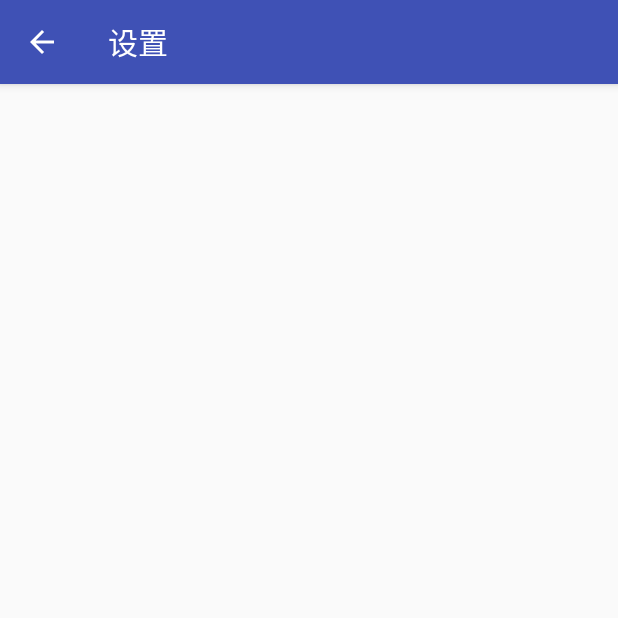
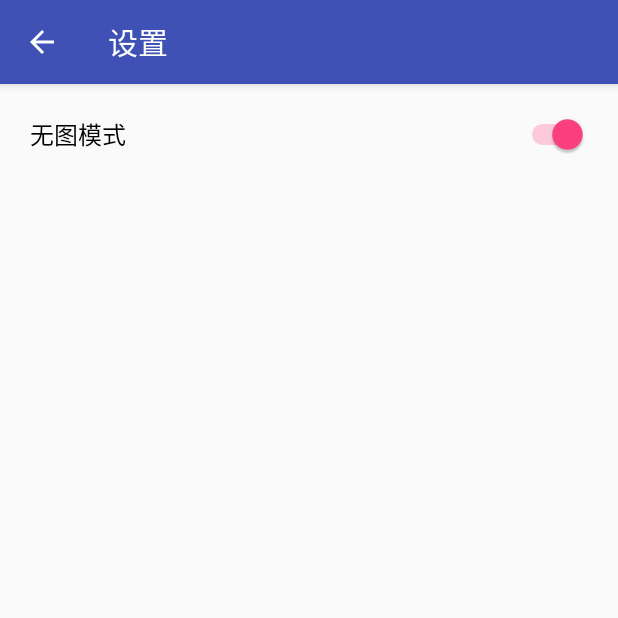
Before and after one commit to liubaicai/AcFunArticle, an Android app: the SettingsActivity screen opened directly, with no data from a screen before it, on a phone screen of 412 x 824 dp, the top half of it. Run offline under Robolectric (Android 15) with nearby library versions, the phone set to English and light mode, and no system bars.

Commit message:
无图模式

```diff
--- a/app/src/main/AndroidManifest.xml
+++ b/app/src/main/AndroidManifest.xml
@@ -1,8 +1,8 @@
 <?xml version="1.0" encoding="utf-8"?>
 <manifest xmlns:android="http://schemas.android.com/apk/res/android"
     package="net.liubaicai.android.acfun"
-    android:versionCode="5"
-    android:versionName="1.2.0.2">
+    android:versionCode="6"
+    android:versionName="1.2.1.0">
 
     <uses-permission android:name="android.permission.INTERNET" />
     <uses-permission android:name="android.permission.ACCESS_NETWORK_STATE" />
--- a/app/src/main/java/net/liubaicai/android/acfun/SettingsActivity.java
+++ b/app/src/main/java/net/liubaicai/android/acfun/SettingsActivity.java
@@ -6,8 +6,14 @@ import android.support.design.widget.Snackbar;
 import android.support.v7.app.AppCompatActivity;
 import android.support.v7.widget.Toolbar;
 import android.view.View;
+import android.widget.CompoundButton;
+import android.widget.Switch;
+
+import net.liubaicai.android.acfun.tools.Settings;
 
 public class SettingsActivity extends BaseActivity {
+
+    Switch no_pic_switch;
 
     @Override
     protected void onCreate(Bundle savedInstanceState) {
@@ -16,6 +22,15 @@ public class SettingsActivity extends BaseActivity {
         Toolbar toolbar = (Toolbar) findViewById(R.id.toolbar);
         setSupportActionBar(toolbar);
         getSupportActionBar().setDisplayHomeAsUpEnabled(true);
+
+        no_pic_switch = (Switch)findViewById(R.id.no_pic_switch);
+        no_pic_switch.setChecked(Settings.getIsNoPic());
+        no_pic_switch.setOnCheckedChangeListener(new CompoundButton.OnCheckedChangeListener() {
+            @Override
+            public void onCheckedChanged(CompoundButton compoundButton, boolean isChecked) {
+                Settings.setIsNoPic(isChecked);
+            }
+        });
     }
 
 }
--- a/app/src/main/java/net/liubaicai/android/acfun/tools/Settings.java
+++ b/app/src/main/java/net/liubaicai/android/acfun/tools/Settings.java
@@ -29,6 +29,16 @@ public class Settings {
     }
 
     public static SharedPreferences sharedPreferences;
+
+    public static boolean getIsNoPic() {
+        return sharedPreferences.getBoolean("nopic", true);
+    }
+
+    public static void setIsNoPic(boolean isNoPic) {
+        SharedPreferences.Editor editor = sharedPreferences.edit();
+        editor.putBoolean("nopic", isNoPic);
+        editor.commit();
+    }
 
     public static int getChannel() {
         return sharedPreferences.getInt("channel", 110);
--- a/app/src/main/res/layout/content_settings.xml
+++ b/app/src/main/res/layout/content_settings.xml
@@ -12,4 +12,17 @@
     tools:context="net.liubaicai.android.acfun.SettingsActivity"
     tools:showIn="@layout/activity_settings">
 
+    <LinearLayout
+        android:orientation="vertical"
+        android:layout_width="match_parent"
+        android:layout_height="match_parent"
+        android:layout_margin="@dimen/margin_large">
+
+        <Switch
+            android:layout_width="match_parent"
+            android:layout_height="wrap_content"
+            android:text="@string/no_pic_txt"
+            android:id="@+id/no_pic_switch"
+            android:textSize="@dimen/primary_text"/>
+    </LinearLayout>
 </RelativeLayout>
--- a/app/src/main/res/values/dimens.xml
+++ b/app/src/main/res/values/dimens.xml
@@ -12,6 +12,7 @@
     <dimen name="abc_text_size_title_material_toolbar">20.0dip</dimen>
     <dimen name="mini_text">10.0sp</dimen>
     <dimen name="primary_text">16.0sp</dimen>
+    <dimen name="big_text">22.0sp</dimen>
     <dimen name="secondary_text">14.0sp</dimen>
     <dimen name="size_medium">48.0dip</dimen>
     <dimen name="tertiary_text">12.0sp</dimen>
--- a/app/src/main/res/values/strings.xml
+++ b/app/src/main/res/values/strings.xml
@@ -39,4 +39,5 @@
     <string name="post_comment">评论-长按引用</string>
     <string name="comments_more">更多引用已隐藏</string>
     <string name="slide_menu_login">立即登录</string>
+    <string name="no_pic_txt">无图模式</string>
 </resources>
```
Also changed, not shown: app/src/main/java/net/liubaicai/android/acfun/ArticleActivity.java (+9 -2 lines), app/src/main/java/net/liubaicai/android/acfun/Settings.java (deleted, +0 -62 lines), app/src/main/java/net/liubaicai/android/acfun/tools/HtmlTool.java (+19 -0 lines), app/src/main/assets/image_error_heng.png (added).
